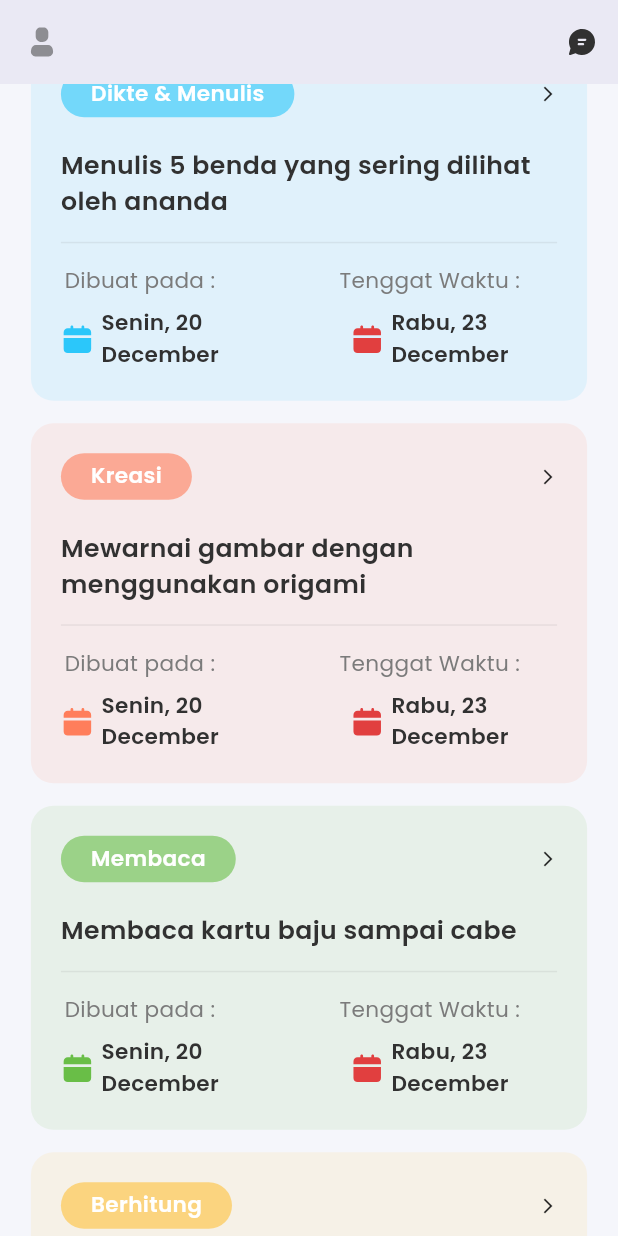
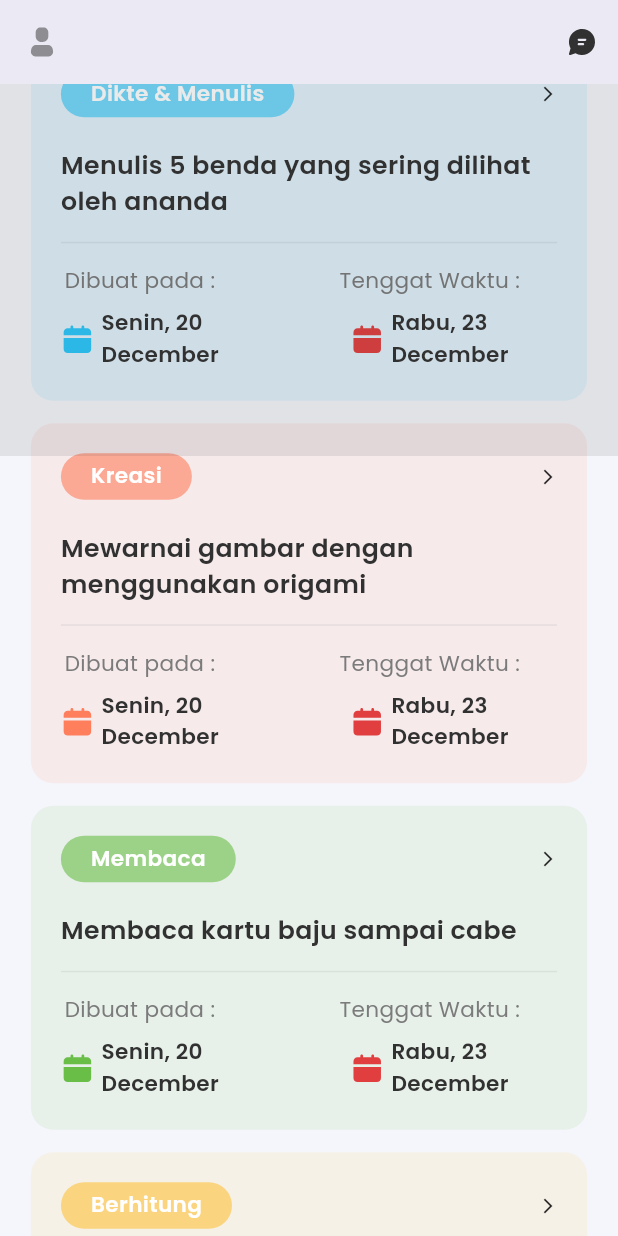
Before and after one commit to Ratih-Shinta/Fun-Education-App, a Flutter app: the HomePageView screen opened by its route, scrolled down 576 dp, on a phone screen of 412 x 824 dp. Run offline on Flutter 3.47's test engine with Material 3 defaults, Android fonts, the phone set to English and light mode, and no system bars; drawn by our look-alikes of auto_size_text; our stand-ins replace dio, easy_date_timeline, fl_chart, flutter_svg, get, google_fonts and 2 more; accounts and stored records are empty; network calls fail.

```diff
--- a/lib/app/api/users/models/show_current_user_model.dart
+++ b/lib/app/api/users/models/show_current_user_model.dart
@@ -1,34 +1,46 @@
 class ShowCurrentUserModel {
     String? id;
-    String? username;
-    String? tempatTanggalLahir;
-    String? alamat;
+    String? fullName;
+    String? nickname;
+    String? birth;
+    String? address;
+    String? shift;
+    String? gender;
     String? profilePicture;
     String? role;
 
     ShowCurrentUserModel({
         this.id,
-        this.username,
-        this.tempatTanggalLahir,
-        this.alamat,
+        this.fullName,
+        this.nickname,
+        this.birth,
+        this.address,
+        this.shift,
+        this.gender,
         this.profilePicture,
         this.role,
     });
 
     factory ShowCurrentUserModel.fromJson(Map<String, dynamic> json) => ShowCurrentUserModel(
         id: json["id"],
-        username: json["username"],
-        tempatTanggalLahir: json["tempat_tanggal_lahir"],
-        alamat: json["alamat"],
+        fullName: json["full_name"],
+        nickname: json["nickname"],
+        birth: json["birth"],
+        address: json["address"],
+        shift: json["shift"],
+        gender: json["gender"],
         profilePicture: json["profile_picture"],
         role: json["role"],
     );
 
     Map<String, dynamic> toJson() => {
         "id": id,
-        "username": username,
-        "tempat_tanggal_lahir": tempatTanggalLahir,
-        "alamat": alamat,
+        "full_name": fullName,
+        "nickname": nickname,
+        "birth": birth,
+        "address": address,
+        "shift": shift,
+        "gender": gender,
         "profile_picture": profilePicture,
         "role": role,
     };
--- a/lib/app/global-component/loading_overlay.dart
+++ b/lib/app/global-component/loading_overlay.dart
@@ -18,6 +18,7 @@ class LoadingOverlay extends StatelessWidget {
         children: [
           child,
           Container(
+            height: MediaQuery.of(context).size.height,
             color: blackColor.withOpacity(0.1),
             child: const Center(
               child: CircularProgressIndicator(),
--- a/lib/app/pages/home-page/components/home_page_component_one.dart
+++ b/lib/app/pages/home-page/components/home_page_component_one.dart
@@ -16,6 +16,12 @@ class HomePageComponentOne extends GetView<HomePageController> {
     return Row(
       mainAxisAlignment: MainAxisAlignment.spaceBetween,
       children: [
+        // Text(
+        //   'Hello, ${controller.showCurrentUserModel.value.nickname}',
+        //   style: tsTitleMediumRegular(blackColor).copyWith(
+        //     height: 1.3,
+        //   ),
+        // ),
         AutoSizeText.rich(
           TextSpan(
             text: 'Hello,\n',
@@ -24,7 +30,7 @@ class HomePageComponentOne extends GetView<HomePageController> {
             ),
             children: [
               TextSpan(
-                text: '${controller.showCurrentUserModel.value.username}',
+                text: '${controller.showCurrentUserModel.value.nickname}',
                 style: tsTitleMediumSemibold(blackColor),
               ),
             ],
--- a/lib/app/pages/home-page/home_page_controller.dart
+++ b/lib/app/pages/home-page/home_page_controller.dart
@@ -65,6 +65,7 @@ class HomePageController extends GetxController {
       showCurrentUserModel.value = showCurrentUserResponse!.data;
       isLoading.value = false;
       update();
+      print(showCurrentUserModel.value.nickname);
     } catch (e) {
       print(e);
     }
--- a/lib/app/pages/home-page/home_page_view.dart
+++ b/lib/app/pages/home-page/home_page_view.dart
@@ -1,5 +1,6 @@
 import 'package:flutter/material.dart';
 import 'package:flutter_svg/svg.dart';
+import 'package:fun_education_app/app/global-component/loading_overlay.dart';
 import 'package:fun_education_app/app/pages/home-page/components/home_page_component_four.dart';
 import 'package:fun_education_app/app/pages/home-page/components/home_page_component_one.dart';
 import 'package:fun_education_app/app/pages/home-page/components/home_page_component_three.dart';
@@ -43,7 +44,10 @@ class HomePageView extends GetView<HomePageController> {
             ),
           ],
         ),
-        body: SingleChildScrollView(
+        body: SingleChildScrollView(child: SafeArea(child: Obx(
+          () {
+            return LoadingOverlay(
+                isLoading: controller.isLoading.value,
                 child: Padding(
                     padding: EdgeInsets.symmetric(
                       horizontal: width * 0.05,
@@ -65,7 +69,8 @@ class HomePageView extends GetView<HomePageController> {
                         ),
                         HomePageComponentFour(),
                       ],
-          ),
                     )));
+          },
+        ))));
   }
 }
--- a/lib/app/pages/login-page/login_page_controller.dart
+++ b/lib/app/pages/login-page/login_page_controller.dart
@@ -32,7 +32,7 @@ class LoginPageController extends GetxController {
 
       prefs.setString('token', response.data['token']);
       Get.snackbar("Login Success", "Welcome Back!");
-      Get.offAllNamed(Routes.NAVBAR);
+      Get.offAllNamed(Routes.HOME_PAGE);
     } catch (e) {
       isLoading(true);
       Get.snackbar("Login Error", "Invalid Username or Password");
--- a/lib/app/pages/profile-page/components/profile_component_three.dart
+++ b/lib/app/pages/profile-page/components/profile_component_three.dart
@@ -41,12 +41,12 @@ class ProfileComponentThree extends GetView<ProfilePageController> {
               UserDataContainer(
                   title: 'Tempat, Tanggal Lahir',
                   content:
-                      '${homePageController.showCurrentUserModel.value.tempatTanggalLahir}'),
+                      '${homePageController.showCurrentUserModel.value.birth}'),
               SizedBox(height: height * 0.01),
               UserDataContainer(
                   title: 'Alamat',
                   content:
-                      '${homePageController.showCurrentUserModel.value.alamat}'),
+                      '${homePageController.showCurrentUserModel.value.address}'),
               SizedBox(height: height * 0.02),
               CommonButton(
                 text: 'Logout',
```
Lines whose indentation alone changed are shown as unchanged.
